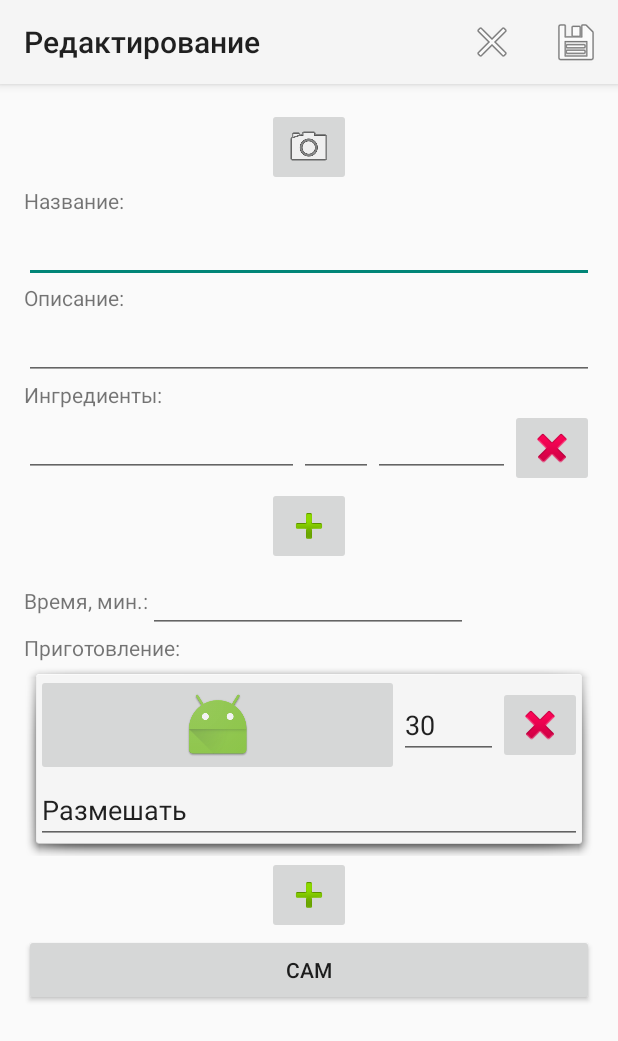
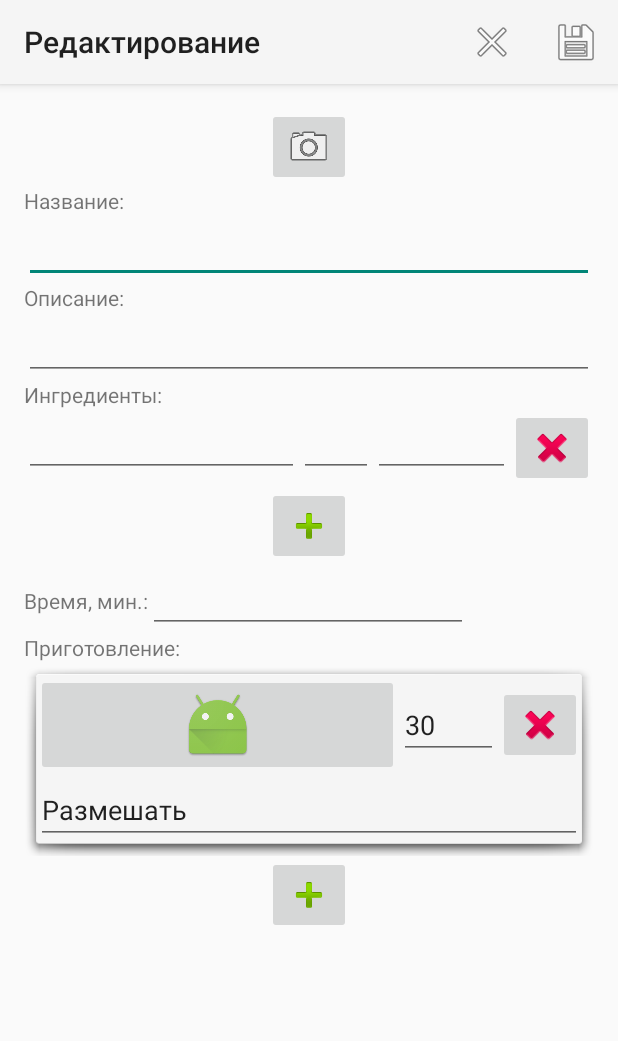
Before and after one commit to elagin/Ladle, an Android app: the EditRecActivity screen opened directly, with no data from a screen before it, on a phone screen of 412 x 824 dp. Shown: the top 1041 px of the screen. Run offline under Robolectric (Android 15) with nearby library versions, the phone set to English and light mode, and no system bars.

Commit message:
Обрывок чего-то

```diff
--- a/app/src/main/java/com/pavel/elagin/ladle/Activites/EditRecActivity.java
+++ b/app/src/main/java/com/pavel/elagin/ladle/Activites/EditRecActivity.java
@@ -114,10 +114,6 @@ public class EditRecActivity extends AppCompatActivity implements View.OnClickLi
         if (savedInstanceState != null) {
             // Restore value of members from saved state
             mainPhotoFileName = savedInstanceState.getString(STATE_MAIN_PHOTO);
-//            if (mainPhotoFileName != null && mainPhotoFileName.length() > 0)
-//                image_main_delete.setVisibility(View.VISIBLE);
-//            else
-//                image_main_delete.setVisibility(View.GONE);
         }
 
         edit_rec_name = (TextView) findViewById(R.id.edit_rec_name);
@@ -127,32 +123,15 @@ public class EditRecActivity extends AppCompatActivity implements View.OnClickLi
 
         ImageButton button_add_step = (ImageButton) findViewById(R.id.button_add_step);
         button_add_step.setOnClickListener(this);
-//        Button button_get_photo = (Button) findViewById(R.id.button_get_photo);
-//        button_get_photo.setOnClickListener(this);
-
-        Button button_get_photo_cam = (Button) findViewById(R.id.button_get_photo_cam);
-        button_get_photo_cam.setOnClickListener(this);
-
-        //dir = Environment.getExternalStoragePublicDirectory(Environment.DIRECTORY_PICTURES) + "/picFolder/";
-        //dir = getAppContext().getFilesDir().getAbsolutePath();
-
-        //MyApp.loadRecipesJSon(true);
-        Recipe recipe;
 
         Bundle bundle = getIntent().getExtras();
         if (bundle != null) {
             recipeID = bundle.getInt("recipeID");
-            recipe = MyApp.getRecipe(recipeID);
+            Recipe recipe = MyApp.getRecipe(recipeID);
 
             if (recipe.getPhoto() != null && recipe.getPhoto().length() > 0) {
-                //if (MyApp.setPic(recipe.getPhoto(), image_main))
                 mainPhotoFileName = recipe.getPhoto();
-//                else
-//                    Toast.makeText(this, getString(R.string.error_load_image), Toast.LENGTH_LONG).show();
             }
-//            else {
-//                image_main.setVisibility(View.GONE);
-//            }
 
             edit_rec_name.setText(recipe.getName());
             edit_rec_descr.setText(recipe.getDescription());
@@ -176,7 +155,6 @@ public class EditRecActivity extends AppCompatActivity implements View.OnClickLi
             addStep(null);
             edit_rec_steps.setVisibility(View.GONE);
         }
-//        load();
     }
 
     View.OnClickListener viewClickListener = new View.OnClickListener() {
--- a/app/src/main/java/com/pavel/elagin/ladle/MyApp.java
+++ b/app/src/main/java/com/pavel/elagin/ladle/MyApp.java
@@ -10,7 +10,9 @@ import android.net.Uri;
 import android.os.Bundle;
 import android.os.Environment;
 import android.util.Log;
+import android.widget.FrameLayout;
 import android.widget.ImageView;
+import android.widget.LinearLayout;
 import android.widget.Toast;
 
 import com.google.gson.Gson;
@@ -375,6 +377,7 @@ public class MyApp extends Application {
         Bitmap bitmap = BitmapFactory.decodeFile(mCurrentPhotoPath, bmOptions);
         if (bitmap != null) {
             view.setImageBitmap(bitmap);
+            view.setLayoutParams(new LinearLayout.LayoutParams(bitmap.getWidth(), bitmap.getHeight()));
             return true;
         }
         return false;
--- a/app/src/main/res/layout/content_edit_rec.xml
+++ b/app/src/main/res/layout/content_edit_rec.xml
@@ -139,18 +139,6 @@
                 android:layout_height="wrap_content"
                 android:layout_gravity="center_horizontal"
                 app:srcCompat="@android:drawable/ic_input_add"/>
-<!--
-            <Button
-                android:text="gallery"
-                android:layout_width="match_parent"
-                android:layout_height="wrap_content"
-                android:id="@+id/button_get_photo" />
--->
-            <Button
-                android:text="Cam"
-                android:layout_width="match_parent"
-                android:layout_height="wrap_content"
-                android:id="@+id/button_get_photo_cam" />
         </LinearLayout>
     </ScrollView>
 </LinearLayout>
--- a/app/src/main/res/layout/content_view_rec.xml
+++ b/app/src/main/res/layout/content_view_rec.xml
@@ -25,7 +25,8 @@
             <ImageView
                 android:layout_width="match_parent"
                 android:layout_height="wrap_content"
-                android:id="@+id/image_main"/>
+                android:id="@+id/image_main"
+                android:background="@android:color/holo_green_light" />
             <TextView
                 android:layout_width="match_parent"
                 android:layout_height="wrap_content"
```
Also changed, not shown: app/src/main/java/com/pavel/elagin/ladle/Activites/ViewRecActivity.java (+21 -3 lines).
